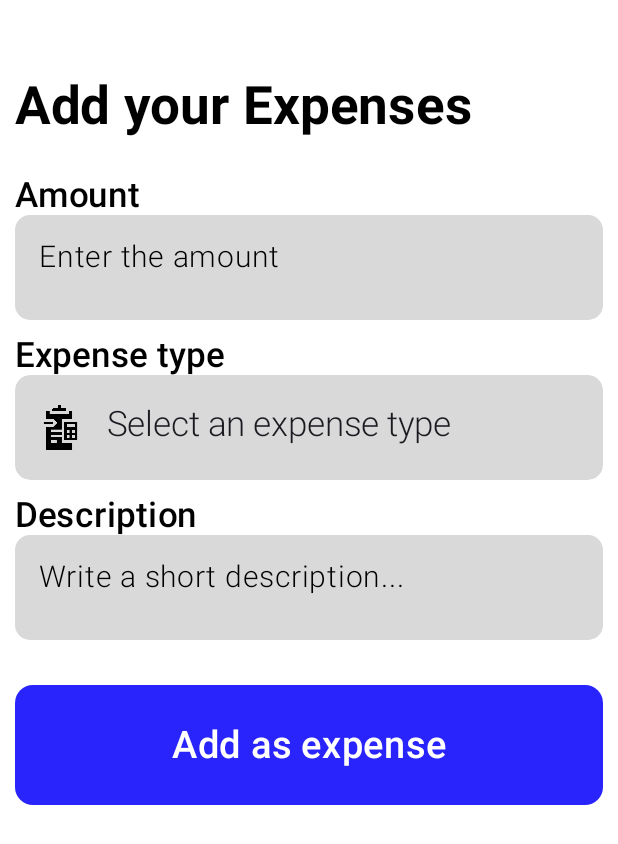
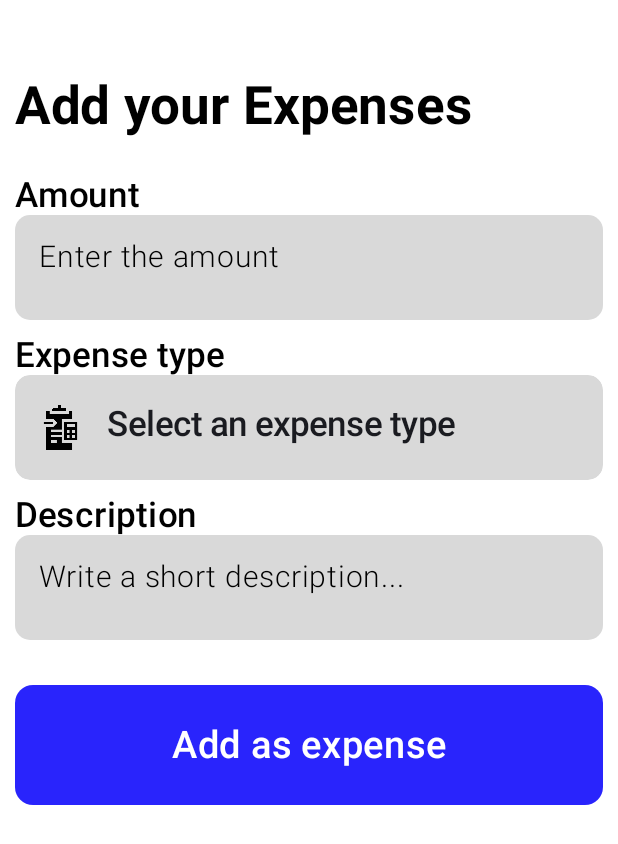
Before and after one commit to mrinmoyxb/Pixels, an Android app built with Jetpack Compose: the AddAmountScreen screen opened through its navigation route, after a tap on "Expenses", on a phone screen of 412 x 824 dp. Shown: the top 844 px of the screen. Run offline under Robolectric (Android 15) with nearby library versions, the phone set to English and light mode, and no system bars; our stand-ins replace Room's generated code.

Commit message:
fixed UI and viewmodel for DESC

```diff
--- a/ExpenseTracker/app/src/main/java/com/example/myapplication/View/Components/DepositWithdrawCard.kt
+++ b/ExpenseTracker/app/src/main/java/com/example/myapplication/View/Components/DepositWithdrawCard.kt
@@ -47,9 +47,6 @@ fun DepositWithdrawCard(text: String, icon: Painter, height: Int, width: Int, bo
         .width(width.dp)
         .clickable {
             navHostController.navigate(route)
-            Toast
-                .makeText(context, "Clicked", Toast.LENGTH_SHORT)
-                .show()
         },
         shape = RoundedCornerShape(18.dp),
         colors = CardDefaults.cardColors(boxColor)) {
--- a/ExpenseTracker/app/src/main/java/com/example/myapplication/View/S2_AddAmountScreen/AddAmountScreen.kt
+++ b/ExpenseTracker/app/src/main/java/com/example/myapplication/View/S2_AddAmountScreen/AddAmountScreen.kt
@@ -24,6 +24,7 @@ import com.example.myapplication.Model.TextConstants
 import com.example.myapplication.R
 import com.example.myapplication.View.Components.DepositWithdrawCard
 import com.example.myapplication.View.Components.TextHeading
+import com.example.myapplication.View.Components.TransactionElements
 import com.example.myapplication.ViewModel.AddAmountViewModel.AddAmountViewModel
 
 @Composable
@@ -32,7 +33,7 @@ fun AddAmountScreen(navHostController: NavHostController, viewModel: AddAmountVi
     val screenWidth = config.screenWidthDp
     val height: Int = 210
 
-    val transactionList = viewModel.getAllTransactions.collectAsState(initial = emptyList())
+    val transactionList = viewModel.getAllTransactionsByDate.collectAsState(initial = emptyList())
 
     Column(modifier = Modifier
         .fillMaxSize()
@@ -44,7 +45,7 @@ fun AddAmountScreen(navHostController: NavHostController, viewModel: AddAmountVi
             // Heading
             TextHeading(
                 title = "Add", fontSize = TextConstants.Heading.size,
-                fontWeight = FontWeight.SemiBold, color = Color.Black
+                fontWeight = FontWeight.Bold, color = Color.Black
             )
         }
         Spacer(modifier = Modifier.height(10.dp))
@@ -63,14 +64,15 @@ fun AddAmountScreen(navHostController: NavHostController, viewModel: AddAmountVi
             }
         Spacer(modifier = Modifier.height(15.dp))
 
-        Row(modifier = Modifier.fillMaxWidth(), horizontalArrangement = Arrangement.Center,
+        // Sub Heading
+        Row(modifier = Modifier.fillMaxWidth(), horizontalArrangement = Arrangement.Start,
             verticalAlignment = Alignment.CenterVertically) {
-            // Sub Heading
             TextHeading(
                 title = "Last Added", fontSize = TextConstants.SubHeading.size,
                 fontWeight = FontWeight.SemiBold, color = Color.Black
             )
         }
+        Spacer(modifier = Modifier.height(5.dp))
 
         LazyColumn(modifier = Modifier.fillMaxSize()){
             item{
--- a/ExpenseTracker/app/src/main/java/com/example/myapplication/View/S3_DepositWithdrawScreen/AddExpensesScreen.kt
+++ b/ExpenseTracker/app/src/main/java/com/example/myapplication/View/S3_DepositWithdrawScreen/AddEarnings.kt
@@ -54,29 +54,26 @@ import java.util.Locale
 
 @OptIn(ExperimentalMaterial3Api::class)
 @Composable
-fun AddExpensesScreen(viewModel: AddAmountViewModel){
+fun AddEarningsScreen(viewModel: AddAmountViewModel){
 
     val options = listOf(
-        Item("Bills", R.drawable.bills),
-        Item("Debt", R.drawable.debt),
-        Item("Entertainment", R.drawable.entertainment),
-        Item("Food", R.drawable.soup),
-        Item("Health Insurance", R.drawable.health),
-        Item("Housing", R.drawable.home),
-        Item("Personal Care", R.drawable.personal),
-        Item("Shopping", R.drawable.shopping),
-        Item("Transportation", R.drawable.plane),
-        Item("Utilities", R.drawable.utilities),
-
+        Item("Business Profits", R.drawable.profit),
+        Item("Capital Gains", R.drawable.gain),
+        Item("Commissions", R.drawable.commissions),
+        Item("Dividends", R.drawable.dividends),
+        Item("Interests", R.drawable.interest),
+        Item("Salary", R.drawable.salary),
+        Item("Wages", R.drawable.wages),
+        Item("Others", R.drawable.others),
     )
 
     // for input boxes
-    var amount by remember{mutableStateOf("")}
-    var description by remember{ mutableStateOf("")}
+    var amount by remember{ mutableStateOf("") }
+    var description by remember{ mutableStateOf("") }
 
     // for drop down box
-    var isExpanded by remember{mutableStateOf(false)}
-    var expenseType by remember{ mutableStateOf("Select an expense type")}
+    var isExpanded by remember{ mutableStateOf(false) }
+    var earningType by remember{ mutableStateOf("Select an earning type") }
     var iconToDisplay by remember { mutableIntStateOf(R.drawable.expenses) }
 
     // date
@@ -84,7 +81,6 @@ fun AddExpensesScreen(viewModel: AddAmountViewModel){
     val simpleDateFormat = SimpleDateFormat("dd/MM/yyyy", Locale.getDefault())
     val formattedDate = simpleDateFormat.format(remember { Calendar.getInstance().time })
 
-    // Screen
     Column(modifier = Modifier
         .fillMaxSize()
         .background(Color.White)
@@ -94,16 +90,17 @@ fun AddExpensesScreen(viewModel: AddAmountViewModel){
             Spacer(modifier = Modifier.height(40.dp))
 
             // Heading
-            TextHeading(title = "Add your Expenses", fontSize = 35, fontWeight = FontWeight.Bold, color = Color.Black)
+            TextHeading(title = "Add your Earnings", fontSize = 35, fontWeight = FontWeight.Bold, color = Color.Black)
             Spacer(modifier = Modifier.height(25.dp))
 
             // Add amount
             TextHeading(title = "Amount", fontSize = 23, fontWeight = FontWeight.SemiBold, color = Color.Black)
+            Spacer(modifier = Modifier.height(4.dp))
             TextField(value = amount, onValueChange = {amount = it},
                 placeholder = { Text("Enter the amount", fontSize =  20.sp, color = Color.Black, fontWeight = FontWeight.Light) },
                 modifier = Modifier.fillMaxWidth().height(70.dp),
                 shape = RoundedCornerShape(10.dp),
-                textStyle = TextStyle(fontSize = 25.sp, color = Color.Black, fontWeight = FontWeight.SemiBold),
+                textStyle = TextStyle(fontSize = 25.sp, color = Color.Black, fontWeight = FontWeight.Medium),
                 maxLines = 1,
                 colors = TextFieldDefaults.textFieldColors(
                     containerColor = colorResource(id = R.color.tertiary),
@@ -113,8 +110,9 @@ fun AddExpensesScreen(viewModel: AddAmountViewModel){
             )
             Spacer(modifier = Modifier.height(10.dp))
 
-            // Expense type drop down box:
-            TextHeading(title = "Expense type", fontSize = 23, fontWeight = FontWeight.SemiBold, color = Color.Black)
+            // Earning type(drop down menu):
+            TextHeading(title = "Earning type", fontSize = 23, fontWeight = FontWeight.SemiBold, color = Color.Black)
+            Spacer(modifier = Modifier.height(4.dp))
             Box(
                 modifier = Modifier
                     .clip(RoundedCornerShape(10.dp))
@@ -137,13 +135,13 @@ fun AddExpensesScreen(viewModel: AddAmountViewModel){
                             modifier = Modifier.size(30.dp)
                         )
                         TextField(
-                            value = expenseType,
+                            value = earningType,
                             onValueChange = {},
                             modifier = Modifier
                                 .menuAnchor()
                                 .fillMaxSize(),
                             readOnly = true,
-                            textStyle = TextStyle(fontSize = 23.sp, fontWeight = FontWeight.Light),
+                            textStyle = TextStyle(fontSize = 23.sp, fontWeight = FontWeight.Medium),
                             colors = TextFieldDefaults.textFieldColors(
                                 containerColor = Color.Transparent,
                                 cursorColor = Color.Black,
@@ -165,7 +163,7 @@ fun AddExpensesScreen(viewModel: AddAmountViewModel){
                                 },
 
                                 onClick = {
-                                    expenseType = item.name
+                                    earningType = item.name
                                     iconToDisplay = item.icon
                                     isExpanded = false
                                 }
@@ -179,11 +177,12 @@ fun AddExpensesScreen(viewModel: AddAmountViewModel){
 
             // Enter description:
             TextHeading(title = "Description", fontSize = 23, fontWeight = FontWeight.SemiBold, color = Color.Black)
+            Spacer(modifier = Modifier.height(4.dp))
             TextField(value = description, onValueChange = {description = it},
                 placeholder = {Text("Write a short description...", fontSize =  20.sp, color = Color.Black, fontWeight = FontWeight.Light)},
                 modifier = Modifier.fillMaxWidth().height(70.dp),
                 shape = RoundedCornerShape(10.dp),
-                textStyle = TextStyle(fontSize = 25.sp, color = Color.Black, fontWeight = FontWeight.SemiBold),
+                textStyle = TextStyle(fontSize = 25.sp, color = Color.Black, fontWeight = FontWeight.Medium),
                 maxLines = 1,
                 colors = TextFieldDefaults.textFieldColors(
                     containerColor = colorResource(id = R.color.tertiary),
@@ -193,16 +192,16 @@ fun AddExpensesScreen(viewModel: AddAmountViewModel){
             )
             Spacer(modifier = Modifier.height(30.dp))
 
-            // Save Button:
+            // save
             Card(modifier = Modifier
                 .fillMaxWidth()
                 .height(80.dp)
-                .clickable { viewModel.addExpenseTransaction(amount = amount.toDouble(), type = expenseType, description = description,
+                .clickable { viewModel.addEarningTransaction(amount = amount.toDouble(), type = earningType, description = description,
                     formattedDate = formattedDate, dateAddedInMillis = currentMillis)}
                 .background(Color.Transparent),
                 shape = RoundedCornerShape(12.dp), colors = CardDefaults.cardColors(colorResource(id = R.color.primary))){
                 Box(modifier = Modifier.fillMaxSize().padding(10.dp), contentAlignment = Alignment.Center){
-                    Text("Add as expense", color = Color.White, fontSize = 25.sp, fontWeight = FontWeight.SemiBold)
+                    Text("Add as earning", color = Color.White, fontSize = 25.sp, fontWeight = FontWeight.SemiBold)
                 }
             }
         }
--- a/ExpenseTracker/app/src/main/java/com/example/myapplication/View/S3_DepositWithdrawScreen/AddEarningsScreen.kt
+++ b/ExpenseTracker/app/src/main/java/com/example/myapplication/View/S3_DepositWithdrawScreen/AddExpenses.kt
@@ -37,13 +37,9 @@ import androidx.compose.ui.res.colorResource
 import androidx.compose.ui.res.painterResource
 import androidx.compose.ui.text.TextStyle
 import androidx.compose.ui.text.font.FontWeight
-import androidx.compose.ui.tooling.preview.Preview
 import androidx.compose.ui.unit.dp
 import androidx.compose.ui.unit.sp
 import com.example.myapplication.R
-import com.example.myapplication.View.Components.CustomButton
-import com.example.myapplication.View.Components.CustomDropDownMenu
-import com.example.myapplication.View.Components.CustomTextInput
 import com.example.myapplication.View.Components.Item
 import com.example.myapplication.View.Components.TextHeading
 import com.example.myapplication.ViewModel.AddAmountViewModel.AddAmountViewModel
@@ -54,26 +50,28 @@ import java.util.Locale
 
 @OptIn(ExperimentalMaterial3Api::class)
 @Composable
-fun AddEarningsScreen(viewModel: AddAmountViewModel){
+fun AddExpensesScreen(viewModel: AddAmountViewModel){
 
     val options = listOf(
-        Item("Business Profits", R.drawable.profit),
-        Item("Capital Gains", R.drawable.gain),
-        Item("Commissions", R.drawable.commissions),
-        Item("Dividends", R.drawable.dividends),
-        Item("Interests", R.drawable.interest),
-        Item("Salary", R.drawable.salary),
-        Item("Wages", R.drawable.wages),
-        Item("Others", R.drawable.others),
+        Item("Bills", R.drawable.bills),
+        Item("Debt", R.drawable.debt),
+        Item("Entertainment", R.drawable.entertainment),
+        Item("Food", R.drawable.soup),
+        Item("Health Insurance", R.drawable.health),
+        Item("Housing", R.drawable.home),
+        Item("Personal Care", R.drawable.personal),
+        Item("Shopping", R.drawable.shopping),
+        Item("Transportation", R.drawable.plane),
+        Item("Utilities", R.drawable.utilities),
     )
 
     // for input boxes
-    var amount by remember{ mutableStateOf("") }
-    var description by remember{ mutableStateOf("") }
+    var amount by remember{mutableStateOf("")}
+    var description by remember{ mutableStateOf("")}
 
     // for drop down box
-    var isExpanded by remember{ mutableStateOf(false) }
-    var earningType by remember{ mutableStateOf("Select an earning type") }
+    var isExpanded by remember{mutableStateOf(false)}
+    var expenseType by remember{ mutableStateOf("Select an expense type")}
     var iconToDisplay by remember { mutableIntStateOf(R.drawable.expenses) }
 
     // date
@@ -81,6 +79,7 @@ fun AddEarningsScreen(viewModel: AddAmountViewModel){
     val simpleDateFormat = SimpleDateFormat("dd/MM/yyyy", Locale.getDefault())
     val formattedDate = simpleDateFormat.format(remember { Calendar.getInstance().time })
 
+    // Screen
     Column(modifier = Modifier
         .fillMaxSize()
         .background(Color.White)
@@ -90,17 +89,16 @@ fun AddEarningsScreen(viewModel: AddAmountViewModel){
             Spacer(modifier = Modifier.height(40.dp))
 
             // Heading
-            TextHeading(title = "Add your Earnings", fontSize = 35, fontWeight = FontWeight.Bold, color = Color.Black)
+            TextHeading(title = "Add your Expenses", fontSize = 35, fontWeight = FontWeight.Bold, color = Color.Black)
             Spacer(modifier = Modifier.height(25.dp))
 
             // Add amount
             TextHeading(title = "Amount", fontSize = 23, fontWeight = FontWeight.SemiBold, color = Color.Black)
-            Spacer(modifier = Modifier.height(4.dp))
             TextField(value = amount, onValueChange = {amount = it},
                 placeholder = { Text("Enter the amount", fontSize =  20.sp, color = Color.Black, fontWeight = FontWeight.Light) },
                 modifier = Modifier.fillMaxWidth().height(70.dp),
                 shape = RoundedCornerShape(10.dp),
-                textStyle = TextStyle(fontSize = 25.sp, color = Color.Black, fontWeight = FontWeight.SemiBold),
+                textStyle = TextStyle(fontSize = 25.sp, color = Color.Black, fontWeight = FontWeight.Medium),
                 maxLines = 1,
                 colors = TextFieldDefaults.textFieldColors(
                     containerColor = colorResource(id = R.color.tertiary),
@@ -110,9 +108,8 @@ fun AddEarningsScreen(viewModel: AddAmountViewModel){
             )
             Spacer(modifier = Modifier.height(10.dp))
 
-            // Earning type(drop down menu):
-            TextHeading(title = "Earning type", fontSize = 23, fontWeight = FontWeight.SemiBold, color = Color.Black)
-            Spacer(modifier = Modifier.height(4.dp))
+            // Expense type drop down box:
+            TextHeading(title = "Expense type", fontSize = 23, fontWeight = FontWeight.SemiBold, color = Color.Black)
             Box(
                 modifier = Modifier
                     .clip(RoundedCornerShape(10.dp))
@@ -135,13 +132,13 @@ fun AddEarningsScreen(viewModel: AddAmountViewModel){
                             modifier = Modifier.size(30.dp)
                         )
                         TextField(
-                            value = earningType,
+                            value = expenseType,
                             onValueChange = {},
                             modifier = Modifier
                                 .menuAnchor()
                                 .fillMaxSize(),
                             readOnly = true,
-                            textStyle = TextStyle(fontSize = 23.sp, fontWeight = FontWeight.Light),
+                            textStyle = TextStyle(fontSize = 23.sp, fontWeight = FontWeight.Medium),
                             colors = TextFieldDefaults.textFieldColors(
                                 containerColor = Color.Transparent,
                                 cursorColor = Color.Black,
@@ -163,7 +160,7 @@ fun AddEarningsScreen(viewModel: AddAmountViewModel){
                                 },
 
                                 onClick = {
-                                    earningType = item.name
+                                    expenseType = item.name
                                     iconToDisplay = item.icon
                                     isExpanded = false
                                 }
@@ -177,12 +174,11 @@ fun AddEarningsScreen(viewModel: AddAmountViewModel){
 
             // Enter description:
             TextHeading(title = "Description", fontSize = 23, fontWeight = FontWeight.SemiBold, color = Color.Black)
-            Spacer(modifier = Modifier.height(4.dp))
             TextField(value = description, onValueChange = {description = it},
                 placeholder = {Text("Write a short description...", fontSize =  20.sp, color = Color.Black, fontWeight = FontWeight.Light)},
                 modifier = Modifier.fillMaxWidth().height(70.dp),
                 shape = RoundedCornerShape(10.dp),
-                textStyle = TextStyle(fontSize = 25.sp, color = Color.Black, fontWeight = FontWeight.SemiBold),
+                textStyle = TextStyle(fontSize = 25.sp, color = Color.Black, fontWeight = FontWeight.Medium),
                 maxLines = 1,
                 colors = TextFieldDefaults.textFieldColors(
                     containerColor = colorResource(id = R.color.tertiary),
@@ -191,15 +187,16 @@ fun AddEarningsScreen(viewModel: AddAmountViewModel){
                 )
             )
             Spacer(modifier = Modifier.height(30.dp))
+
+            // Save Button:
             Card(modifier = Modifier
                 .fillMaxWidth()
                 .height(80.dp)
-                .clickable { viewModel.addEarningTransaction(amount = amount.toDouble(), type = earningType, description = description,
-                    formattedDate = formattedDate, dateAddedInMillis = currentMillis)}
+                .clickable { viewModel.addExpenseTransaction(amount = amount.toDouble(), type = expenseType, description = description, formattedDate = formattedDate, dateAddedInMillis = currentMillis)}
                 .background(Color.Transparent),
                 shape = RoundedCornerShape(12.dp), colors = CardDefaults.cardColors(colorResource(id = R.color.primary))){
                 Box(modifier = Modifier.fillMaxSize().padding(10.dp), contentAlignment = Alignment.Center){
-                    Text("Add as earning", color = Color.White, fontSize = 25.sp, fontWeight = FontWeight.SemiBold)
+                    Text("Add as expense", color = Color.White, fontSize = 25.sp, fontWeight = FontWeight.SemiBold)
                 }
             }
         }
--- a/ExpenseTracker/app/src/main/java/com/example/myapplication/ViewModel/AddAmountViewModel/AddAmountViewModel.kt
+++ b/ExpenseTracker/app/src/main/java/com/example/myapplication/ViewModel/AddAmountViewModel/AddAmountViewModel.kt
@@ -25,4 +25,6 @@ class AddAmountViewModel(private val financeDao: FinanceTableDao): ViewModel() {
 
     var getAllTransactions: Flow<List<FinanceTable>> = financeDao.getAllTransactions()
 
+    var getAllTransactionsByDate: Flow<List<FinanceTable>> = financeDao.getAllTransactionsByDate()
+
 }
```
Also changed, not shown: ExpenseTracker/app/src/main/java/com/example/myapplication/View/Components/TransactionElements.kt (renamed from ExpenseTracker/app/src/main/java/com/example/myapplication/View/S2_AddAmountScreen/TransactionElement.kt, +2 -5 lines).
